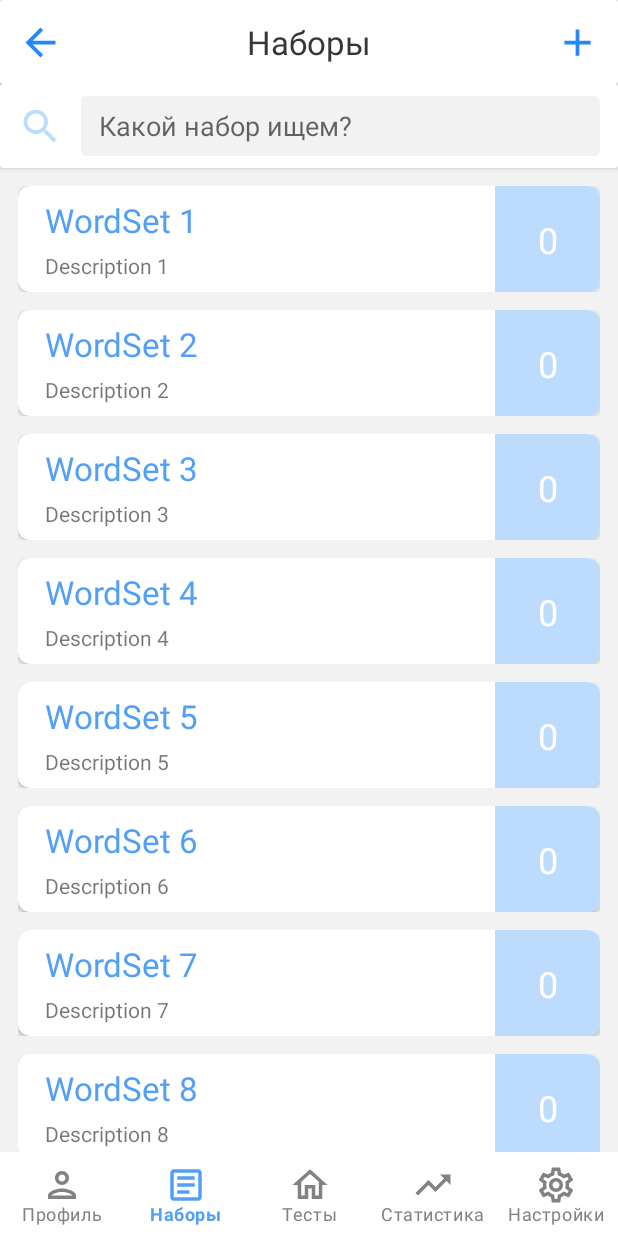
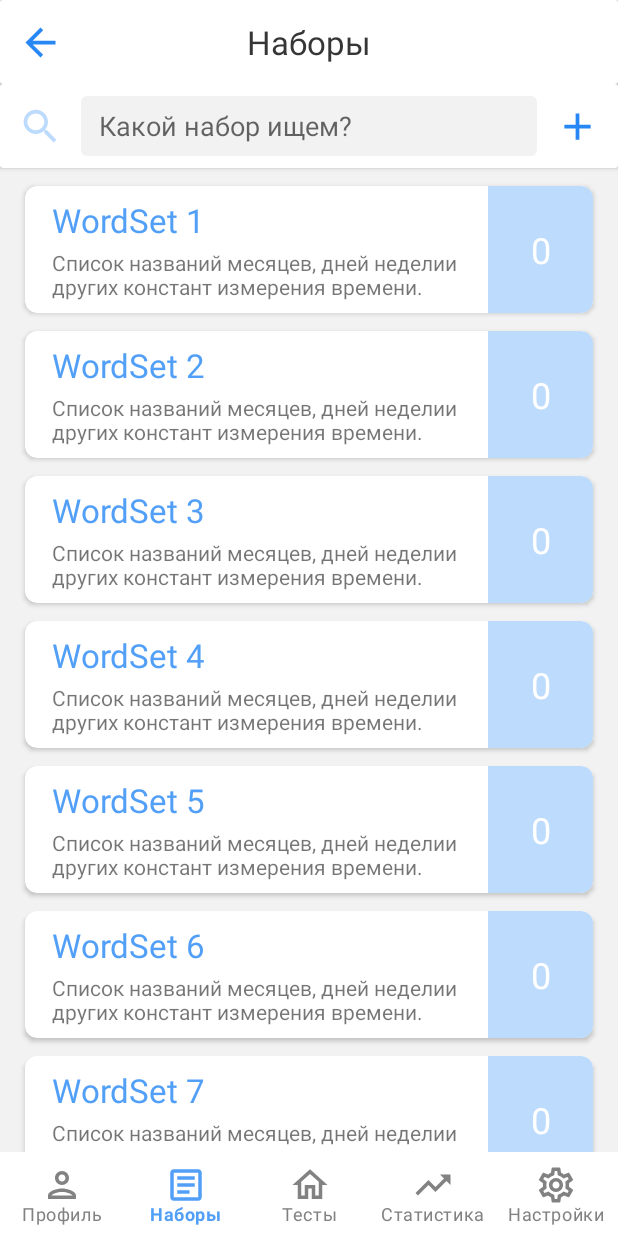
Before and after one commit to Arcadudu/DanaTest_3, an Android app: the screen it shows after launch (HomeActivity), item 2 of the bottom bar chosen, on a phone screen of 412 x 824 dp. Run offline under Robolectric (Android 15) with nearby library versions, the phone set to English and light mode, and no system bars; Roboto replaces fonts that are not available here.

Commit message:
Fragments: -> wordStFrag in work:    -> recycler added, swipes added, intent transfer added

```diff
--- a/app/build.gradle
+++ b/app/build.gradle
@@ -47,4 +47,6 @@ dependencies {
     testImplementation 'junit:junit:4.+'
     androidTestImplementation 'androidx.test.ext:junit:1.1.2'
     androidTestImplementation 'androidx.test.espresso:espresso-core:3.3.0'
+
+
 }
--- a/app/src/main/AndroidManifest.xml
+++ b/app/src/main/AndroidManifest.xml
@@ -9,8 +9,10 @@
         android:roundIcon="@mipmap/ic_launcher_round"
         android:supportsRtl="true"
         android:theme="@style/Theme.DanaTest_v030">
-        <activity android:name=".SettingsActivity"></activity>
-        <activity android:name=".HomeActivity">
+        <activity android:name=".activities.EditAddWordSetActivity"></activity>
+        <activity
+            android:name=".activities.HomeActivity"
+            android:windowSoftInputMode="adjustNothing">
             <intent-filter>
                 <action android:name="android.intent.action.MAIN" />
 
--- a/app/src/main/java/ru/arcadudu/danatest_v030/HomeActivity.kt
+++ b/app/src/main/java/ru/arcadudu/danatest_v030/activities/HomeActivity.kt
@@ -1,9 +1,10 @@
-package ru.arcadudu.danatest_v030
+package ru.arcadudu.danatest_v030.activities
 
 import android.os.Bundle
 import androidx.appcompat.app.AppCompatActivity
 import androidx.fragment.app.Fragment
 import com.google.android.material.bottomnavigation.BottomNavigationView
+import ru.arcadudu.danatest_v030.R
 import ru.arcadudu.danatest_v030.fragments.*
 
 class HomeActivity : AppCompatActivity() {
@@ -44,7 +45,6 @@ class HomeActivity : AppCompatActivity() {
                 }
             setFragment(selectedFragment)
             true
-
         }
 
 
@@ -53,6 +53,8 @@ class HomeActivity : AppCompatActivity() {
     private fun setFragment(fragment: Fragment) {
         supportFragmentManager.beginTransaction()
             .replace(R.id.fl_fragment_container, fragment)
+            .addToBackStack(null)
             .commit()
+
     }
 }
--- a/app/src/main/java/ru/arcadudu/danatest_v030/adapters/WordSetAdapter.kt
+++ b/app/src/main/java/ru/arcadudu/danatest_v030/adapters/WordSetAdapter.kt
@@ -9,10 +9,8 @@ import androidx.recyclerview.widget.RecyclerView
 import ru.arcadudu.danatest_v030.R
 import ru.arcadudu.danatest_v030.models.WordSet
 
-class WordSetAdapter :
+class WordSetAdapter(var itemList:MutableList<WordSet> ) :
     RecyclerView.Adapter<WordSetAdapter.MyViewHolder>() {
-
-    private var itemList: MutableList<WordSet> = mutableListOf()
 
 
     override fun onCreateViewHolder(parent: ViewGroup, viewType: Int): MyViewHolder {
@@ -29,7 +27,10 @@ class WordSetAdapter :
         return itemList.size
     }
 
-    fun submitList(list:MutableList<WordSet>) = run { itemList = list }
+    fun filterList(list:MutableList<WordSet>){
+        itemList = list
+        notifyDataSetChanged()
+    }
 
     inner class MyViewHolder(itemView: View) : RecyclerView.ViewHolder(itemView) {
         private var title: TextView = itemView.findViewById(R.id.tv_item_title)
--- a/app/src/main/java/ru/arcadudu/danatest_v030/fragments/WordSetFragment.kt
+++ b/app/src/main/java/ru/arcadudu/danatest_v030/fragments/WordSetFragment.kt
@@ -1,55 +1,157 @@
 package ru.arcadudu.danatest_v030.fragments
 
+import android.content.Intent
 import android.os.Bundle
+import android.text.Editable
+import android.text.TextWatcher
 import android.view.LayoutInflater
 import android.view.View
 import android.view.ViewGroup
+import android.widget.EditText
+import android.widget.ImageView
+import android.widget.Toast
+import androidx.activity.OnBackPressedCallback
 import androidx.fragment.app.Fragment
+import androidx.recyclerview.widget.ItemTouchHelper
 import androidx.recyclerview.widget.LinearLayoutManager
 import androidx.recyclerview.widget.RecyclerView
+import com.google.android.material.snackbar.Snackbar
+import ru.arcadudu.danatest_v030.activities.EditAddWordSetActivity
 import ru.arcadudu.danatest_v030.R
 import ru.arcadudu.danatest_v030.adapters.WordSetAdapter
 import ru.arcadudu.danatest_v030.models.WordSet
 
 private lateinit var recyclerView: RecyclerView
 private lateinit var myAdapter: WordSetAdapter
+
+private lateinit var et_searchBar: EditText
+
 private lateinit var itemList: MutableList<WordSet>
 
 class WordSetFragment : Fragment() {
-
-
-    override fun onCreate(savedInstanceState: Bundle?) {
-        super.onCreate(savedInstanceState)
-
-    }
 
     override fun onCreateView(
         inflater: LayoutInflater, container: ViewGroup?,
         savedInstanceState: Bundle?
     ): View? {
-        // Inflate the layout for this fragment
         return inflater.inflate(R.layout.fragment_word_set, container, false)
     }
 
     override fun onViewCreated(view: View, savedInstanceState: Bundle?) {
         super.onViewCreated(view, savedInstanceState)
 
+        val btnBack:ImageView = view.findViewById(R.id.iv_WS_frag_back_arrow_icon)
+        btnBack.setOnClickListener{
+            // todo: onBackPressed override
+        }
+
         packList()
+
         recyclerView = view.findViewById(R.id.wordSet_recycler)
+        recyclerView.apply {
+            myAdapter = WordSetAdapter(itemList)
+            adapter = myAdapter
+            layoutManager = LinearLayoutManager(activity)
 
-        recyclerView.apply {
-            myAdapter = WordSetAdapter()
-            myAdapter.submitList(itemList)
-            adapter = myAdapter
-            layoutManager =LinearLayoutManager(activity)
+        }
+        initSwiper(recyclerView)
 
+        et_searchBar = view.findViewById(R.id.et_searchfield)
+        et_searchBar.addTextChangedListener(object : TextWatcher {
+            override fun beforeTextChanged(s: CharSequence?, start: Int, count: Int, after: Int) {
+            }
+
+            override fun onTextChanged(s: CharSequence?, start: Int, before: Int, count: Int) {
+            }
+
+            override fun afterTextChanged(s: Editable?) {
+                filter(s.toString())
+            }
+        })
+
+        val btnAddWordSet: ImageView = view.findViewById(R.id.iv_WS_frag_add_icon)
+        var added = 0
+        btnAddWordSet.setOnClickListener {
+//            todo: open modal window for adding new wordSet
+            added++
+            Toast.makeText(activity, "you added new wordSet", Toast.LENGTH_SHORT).show()
+            itemList.add(
+                WordSet(
+                    name = "new Item $added",
+                    description = "This is an item tt you added pushing plus button"
+                )
+            )
+            myAdapter.notifyDataSetChanged()
         }
 
 
     }
 
+    private fun initSwiper(recyclerView: RecyclerView) {
+        val itemTouchHelperCallback = object : ItemTouchHelper.SimpleCallback(
+            ItemTouchHelper.UP or ItemTouchHelper.DOWN,
+            ItemTouchHelper.LEFT or ItemTouchHelper.RIGHT
+        ) {
+            override fun onMove(
+                recyclerView: RecyclerView,
+                viewHolder: RecyclerView.ViewHolder,
+                target: RecyclerView.ViewHolder
+            ): Boolean {
+                TODO("Not yet implemented")
+            }
+
+            override fun onSwiped(viewHolder: RecyclerView.ViewHolder, direction: Int) {
+
+                val position = viewHolder.adapterPosition
+                val chosenItem: WordSet = itemList[position]
+                val chosenItemName = chosenItem.name
+
+                when (direction) {
+                    ItemTouchHelper.LEFT -> {
+                        itemList.remove(chosenItem)
+                        myAdapter.notifyDataSetChanged()
+                        Snackbar.make(
+                                recyclerView,
+                                "$chosenItemName удалено",
+                                Snackbar.LENGTH_LONG
+                            )
+                                .setAction("Отмена", View.OnClickListener {
+                                    itemList.add(position, chosenItem)
+                                    myAdapter.notifyDataSetChanged()
+                                }).show()
+
+                    }
+                    ItemTouchHelper.RIGHT -> {
+                        myAdapter.notifyDataSetChanged()
+                        val intent = Intent(activity, EditAddWordSetActivity::class.java)
+                        intent.putExtra("chosen_item", chosenItem)
+                        startActivity(intent)
+
+                    }
+
+                }
+            }
+
+        }
+
+        val itemTouchHelper = ItemTouchHelper(itemTouchHelperCallback)
+        itemTouchHelper.attachToRecyclerView(recyclerView)
+    }
+
+
+    private fun filter(text: String) {
+        var filteredList: MutableList<WordSet> = mutableListOf()
+        for (item in itemList) {
+            if (item.name.toLowerCase().contains(text.toLowerCase()) || item.description.toLowerCase().contains(text.toLowerCase())) {
+                filteredList.add(item)
+            }
+        }
+        myAdapter.filterList(filteredList)
+    }
+
     private fun packList() {
+        val string = getString(R.string.dummy_text)
         itemList = mutableListOf()
-        for (i in 1..20) itemList.add(WordSet(name = "WordSet $i", description = "Description $i"))
+        for (i in 1..20) itemList.add(WordSet(name = "WordSet $i", description = string))
     }
 }
--- a/app/src/main/java/ru/arcadudu/danatest_v030/models/WordSet.kt
+++ b/app/src/main/java/ru/arcadudu/danatest_v030/models/WordSet.kt
@@ -1,6 +1,8 @@
 package ru.arcadudu.danatest_v030.models
 
-class WordSet(val name:String, val description:String) {
+import java.io.Serializable
+
+class WordSet(val name:String, val description:String) : Serializable {
     private val pairList:MutableList<Pair> = mutableListOf()
     val listLength = pairList.size
 
--- /dev/null
+++ b/app/src/main/res/drawable/icon_delete_blue.xml
@@ -0,0 +1,5 @@
+<vector android:height="24dp" android:tint="#2787F5"
+    android:viewportHeight="24" android:viewportWidth="24"
+    android:width="24dp" xmlns:android="http://schemas.android.com/apk/res/android">
+    <path android:fillColor="@android:color/white" android:pathData="M6,19c0,1.1 0.9,2 2,2h8c1.1,0 2,-0.9 2,-2V7H6v12zM19,4h-3.5l-1,-1h-5l-1,1H5v2h14V4z"/>
+</vector>
--- /dev/null
+++ b/app/src/main/res/drawable/icon_edit_blue.xml
@@ -0,0 +1,5 @@
+<vector android:height="24dp" android:tint="#2787F5"
+    android:viewportHeight="24" android:viewportWidth="24"
+    android:width="24dp" xmlns:android="http://schemas.android.com/apk/res/android">
+    <path android:fillColor="@android:color/white" android:pathData="M3,17.25V21h3.75L17.81,9.94l-3.75,-3.75L3,17.25zM20.71,7.04c0.39,-0.39 0.39,-1.02 0,-1.41l-2.34,-2.34c-0.39,-0.39 -1.02,-0.39 -1.41,0l-1.83,1.83 3.75,3.75 1.83,-1.83z"/>
+</vector>
--- a/app/src/main/res/layout/activity_main.xml
+++ b/app/src/main/res/layout/activity_main.xml
@@ -11,7 +11,7 @@
         android:layout_width="match_parent"
         android:layout_height="match_parent"
         android:background="@color/plt_background_light"
-        tools:context=".HomeActivity">
+        tools:context=".activities.HomeActivity">
 
 
         <com.google.android.material.bottomnavigation.BottomNavigationView
--- a/app/src/main/res/layout/fragment_home.xml
+++ b/app/src/main/res/layout/fragment_home.xml
@@ -4,7 +4,6 @@
     xmlns:tools="http://schemas.android.com/tools"
     android:layout_width="match_parent"
     android:layout_height="match_parent"
-    android:fitsSystemWindows="true"
     tools:context=".fragments.HomeFragment">
 
     <androidx.constraintlayout.widget.ConstraintLayout
--- a/app/src/main/res/layout/fragment_word_set.xml
+++ b/app/src/main/res/layout/fragment_word_set.xml
@@ -5,7 +5,7 @@
     android:layout_width="match_parent"
     android:layout_height="match_parent"
     android:background="@color/plt_background_light"
-    tools:context=".fragments.ProfileFragment">
+    tools:context=".fragments.WordSetFragment">
 
     <androidx.cardview.widget.CardView
         android:id="@+id/action_bar"
@@ -45,19 +45,6 @@
                 app:layout_constraintStart_toStartOf="parent"
                 app:layout_constraintTop_toTopOf="parent" />
 
-            <ImageView
-                android:id="@+id/iv_WS_frag_add_icon"
-                android:layout_width="30dp"
-                android:layout_height="30dp"
-                android:layout_marginEnd="12dp"
-                android:clickable="true"
-                android:focusable="true"
-                android:foreground="?attr/selectableItemBackground"
-                android:src="@drawable/icon_add_blue"
-                app:layout_constraintBottom_toBottomOf="parent"
-                app:layout_constraintEnd_toEndOf="parent"
-                app:layout_constraintTop_toTopOf="parent" />
-
 
         </androidx.constraintlayout.widget.ConstraintLayout>
 
@@ -88,6 +75,7 @@
                 app:layout_constraintTop_toTopOf="parent" />
 
             <EditText
+                android:id="@+id/et_searchfield"
                 android:layout_width="0dp"
                 android:layout_height="match_parent"
                 android:layout_marginStart="12dp"
@@ -99,10 +87,25 @@
                 android:inputType="text"
                 android:paddingStart="12dp"
                 app:layout_constraintBottom_toBottomOf="parent"
-                app:layout_constraintEnd_toEndOf="parent"
+                app:layout_constraintEnd_toStartOf="@id/iv_WS_frag_add_icon"
                 app:layout_constraintStart_toEndOf="@id/search_icon"
                 app:layout_constraintTop_toTopOf="parent"
                 tools:ignore="RtlSymmetry" />
+
+            <ImageView
+                android:id="@+id/iv_WS_frag_add_icon"
+                android:layout_width="30dp"
+                android:layout_height="30dp"
+                android:layout_marginEnd="12dp"
+                android:clickable="true"
+                android:focusable="true"
+                android:foreground="?attr/selectableItemBackground"
+                android:src="@drawable/icon_add_blue"
+                app:layout_constraintBottom_toBottomOf="@id/et_searchfield"
+                app:layout_constraintEnd_toEndOf="parent"
+                app:layout_constraintStart_toEndOf="@id/et_searchfield"
+                app:layout_constraintTop_toTopOf="@id/et_searchfield" />
+
 
         </androidx.constraintlayout.widget.ConstraintLayout>
 
@@ -112,11 +115,13 @@
         android:id="@+id/wordSet_recycler"
         android:layout_width="match_parent"
         android:layout_height="wrap_content"
-        app:layout_constraintTop_toBottomOf="@id/wordSet_searchBar"
-        app:layout_constraintStart_toStartOf="parent"
-        app:layout_constraintEnd_toEndOf="parent"
         android:layout_marginStart="12dp"
         android:layout_marginEnd="12dp"
-        />
+        android:clipToPadding="false"
+        android:paddingTop="6dp"
+        android:paddingBottom="120dp"
+        app:layout_constraintEnd_toEndOf="parent"
+        app:layout_constraintStart_toStartOf="parent"
+        app:layout_constraintTop_toBottomOf="@id/wordSet_searchBar" />
 
 </androidx.constraintlayout.widget.ConstraintLayout>
--- a/app/src/main/res/layout/wordset_row_layout.xml
+++ b/app/src/main/res/layout/wordset_row_layout.xml
@@ -1,19 +1,15 @@
 <?xml version="1.0" encoding="utf-8"?>
-<androidx.constraintlayout.widget.ConstraintLayout xmlns:android="http://schemas.android.com/apk/res/android"
+<androidx.cardview.widget.CardView xmlns:android="http://schemas.android.com/apk/res/android"
     xmlns:app="http://schemas.android.com/apk/res-auto"
     android:layout_width="match_parent"
     android:layout_height="wrap_content"
-    android:layout_marginTop="12dp">
-
-    <androidx.cardview.widget.CardView
-        android:layout_width="match_parent"
-        android:layout_height="match_parent"
     android:background="@color/white"
     android:clickable="true"
     android:focusable="true"
     android:foreground="?attr/selectableItemBackground"
     app:cardCornerRadius="8dp"
     app:cardElevation="2dp"
+    app:cardUseCompatPadding="true"
     app:layout_constraintBottom_toBottomOf="parent"
     app:layout_constraintEnd_toEndOf="parent"
     app:layout_constraintStart_toStartOf="parent"
@@ -41,10 +37,10 @@
             android:id="@+id/tv_item_details"
             android:layout_width="0dp"
             android:layout_height="wrap_content"
-                android:layout_marginTop="6dp"
+            android:layout_marginTop="4dp"
             android:layout_marginBottom="8dp"
             android:maxLines="2"
-                android:text="Список названий месяцев, дней неделии других констант измерения времени."
+            android:text="@string/dummy_text"
             app:layout_constraintBottom_toBottomOf="parent"
             app:layout_constraintEnd_toEndOf="@id/tv_item_title"
             app:layout_constraintStart_toStartOf="@id/tv_item_title"
@@ -74,5 +70,3 @@
     </androidx.constraintlayout.widget.ConstraintLayout>
 
 </androidx.cardview.widget.CardView>
-
-</androidx.constraintlayout.widget.ConstraintLayout>
--- a/app/src/main/res/values/strings.xml
+++ b/app/src/main/res/values/strings.xml
@@ -32,5 +32,6 @@
     <string name="home_bs_details_straight_translate">По мере прохождения данного теста на экране будут появляться слова из выбранного набора. Ваша задача - при помощи клавиатуры ввести корректный перевод предложенного слова. </string>
     <!-- TODO: Remove or change this placeholder text -->
     <string name="hello_blank_fragment">Hello blank fragment</string>
+    <string name="dummy_text">Список названий месяцев, дней неделии других констант измерения времени.</string>
 
 </resources>
```
Also changed, not shown: app/src/main/java/ru/arcadudu/danatest_v030/activities/EditAddWordSetActivity.kt (added, +27 -0 lines), app/src/main/java/ru/arcadudu/danatest_v030/utils/SwiperWS.kt (added, +23 -0 lines), app/src/main/res/layout/activity_edit_add_word_set.xml (added, +52 -0 lines). Lines whose indentation alone changed are shown as unchanged.
